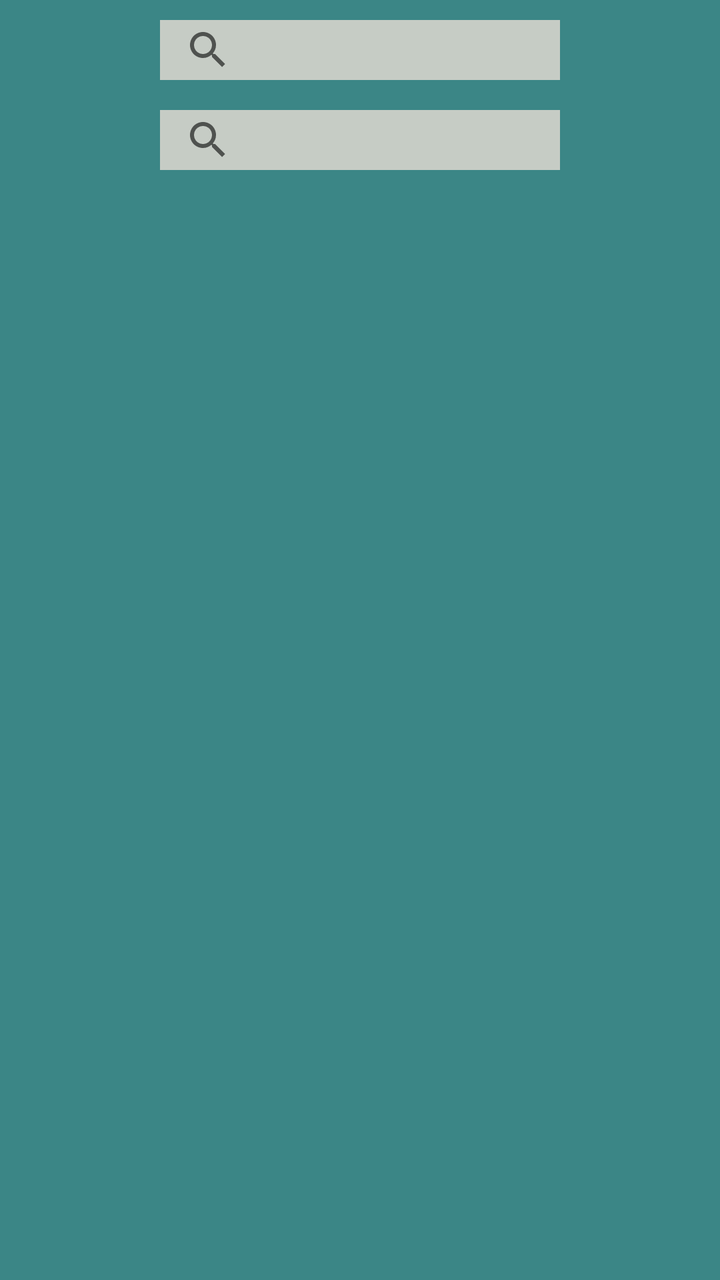
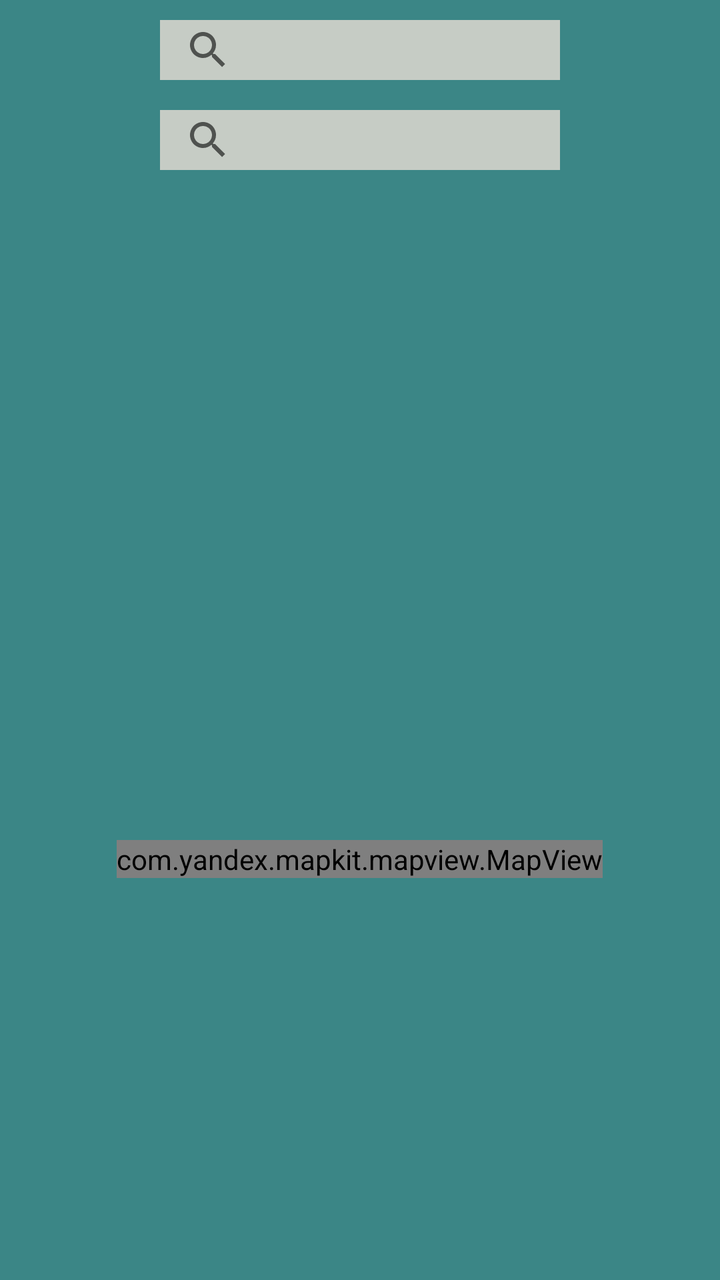

The first picture is an Android layout as it rendered before a commit; the second is the same layout after the commit. The layout source and the unified diff follow.
<!-- AndroidManifest.xml: application theme Theme.LogReg -->
<!-- res/layout/activity_search.xml -->
<?xml version="1.0" encoding="utf-8"?>
<LinearLayout xmlns:android="http://schemas.android.com/apk/res/android"
    xmlns:tools="http://schemas.android.com/tools"
    android:layout_width="match_parent"
    android:layout_height="match_parent"
    xmlns:yandex="http://schemas.android.com/apk/res-auto"
    android:background="#3B8686"
    android:orientation="vertical"
    tools:context=".SearchActivityPassenger">


    <SearchView
        android:id="@+id/start_adress"
        android:layout_width="200dp"
        android:layout_height="30dp"
        android:layout_gravity="center_horizontal"
        android:layout_marginTop="10dp"
        android:background="#C6CCC5"
        android:hint="Первый пункт"
        android:textSize="25dp"
        android:textStyle="bold"/>

    <SearchView
        android:id="@+id/end_adress"
        android:layout_width="200dp"
        android:layout_height="30dp"
        android:layout_gravity="center_horizontal"
        android:layout_marginVertical="15dp"
        android:background="#C6CCC5"
        android:hint="Второй пункт"
        android:textSize="25dp"
        android:textStyle="bold"/>

    <ListView
        android:id="@+id/cities_list_view"
        android:layout_width="match_parent"
        android:layout_height="300dp"/>

</LinearLayout>
<!-- resources referenced by this layout -->
<resources>
  <style name="Theme.LogReg" parent="Theme.MaterialComponents.DayNight.NoActionBar">
          
          <item name="colorPrimary">@color/purple_500</item>
          <item name="colorPrimaryVariant">@color/purple_700</item>
          <item name="colorOnPrimary">@color/white</item>
          
          <item name="colorSecondary">@color/teal_200</item>
          <item name="colorSecondaryVariant">@color/teal_700</item>
          <item name="colorOnSecondary">@color/black</item>
          
          <item name="android:statusBarColor">#3B8686</item>
          
      </style>
  <color name="purple_500">#FF6200EE</color>
  <color name="purple_700">#FF3700B3</color>
  <color name="white">#FFFFFFFF</color>
  <color name="teal_200">#FF03DAC5</color>
  <color name="teal_700">#FF018786</color>
  <color name="black">#FF000000</color>
</resources>

<!-- the commit's change to res/layout/activity_search.xml (unified diff, before → after) -->
@@ -7,7 +7,6 @@
     android:background="#3B8686"
     android:orientation="vertical"
     tools:context=".SearchActivityPassenger">
-
 
     <SearchView
         android:id="@+id/start_adress"
@@ -30,10 +29,15 @@
         android:hint="Второй пункт"
         android:textSize="25dp"
         android:textStyle="bold"/>
-
     <ListView
         android:id="@+id/cities_list_view"
         android:layout_width="match_parent"
         android:layout_height="300dp"/>
-
+    <com.yandex.mapkit.mapview.MapView
+        android:apiKey="fa9570da-773b-45e9-92f1-54a4175b5e6e"
+        android:id="@+id/map_yandex"
+        android:layout_marginTop="20dp"
+        android:layout_gravity="center_horizontal"
+        android:layout_width="wrap_content"
+        android:layout_height="wrap_content"/>
 </LinearLayout>
